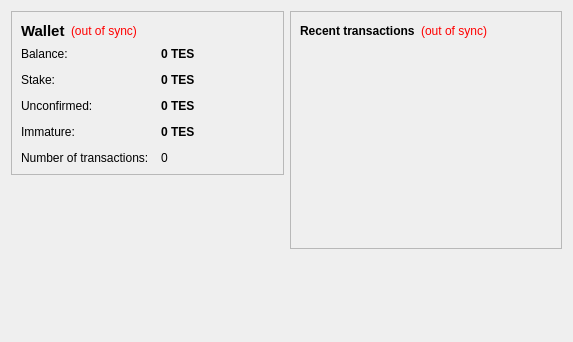
Old version of the form src/qt/forms/overviewpage.ui in the repository Teslacoin-project/teslacoin.
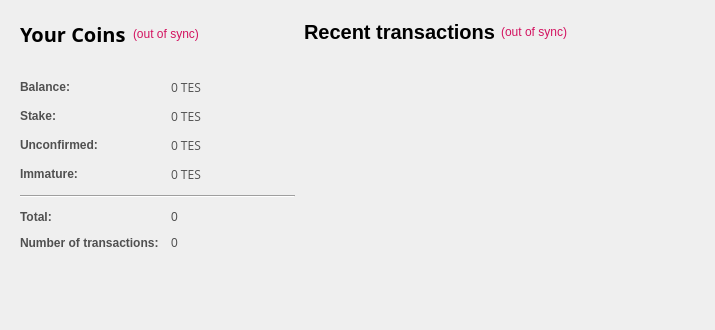
New version of the form.

Diff of the .ui file:
```diff
--- a/src/qt/forms/overviewpage.ui
+++ b/src/qt/forms/overviewpage.ui
@@ -6,38 +6,194 @@
    <rect>
     <x>0</x>
     <y>0</y>
-    <width>573</width>
-    <height>342</height>
+    <width>575</width>
+    <height>417</height>
    </rect>
   </property>
+  <property name="sizePolicy">
+   <sizepolicy hsizetype="Minimum" vsizetype="Preferred">
+    <horstretch>0</horstretch>
+    <verstretch>0</verstretch>
+   </sizepolicy>
+  </property>
+  <property name="maximumSize">
+   <size>
+    <width>575</width>
+    <height>16777215</height>
+   </size>
+  </property>
   <property name="windowTitle">
    <string>Form</string>
   </property>
-  <layout class="QHBoxLayout" name="horizontalLayout" stretch="1,1">
-   <item>
+  <property name="styleSheet">
+   <string notr="true">color:#505050;
+font-family:'Open Sans,sans-serif';</string>
+  </property>
+  <layout class="QGridLayout" name="gridLayout_2">
+   <property name="sizeConstraint">
+    <enum>QLayout::SetFixedSize</enum>
+   </property>
+   <property name="leftMargin">
+    <number>11</number>
+   </property>
+   <property name="horizontalSpacing">
+    <number>0</number>
+   </property>
+   <item row="1" column="1">
+    <layout class="QVBoxLayout" name="verticalLayout_3">
+     <property name="spacing">
+      <number>7</number>
+     </property>
+     <item>
+      <widget class="QFrame" name="frame_2">
+       <property name="sizePolicy">
+        <sizepolicy hsizetype="Fixed" vsizetype="Preferred">
+         <horstretch>0</horstretch>
+         <verstretch>0</verstretch>
+        </sizepolicy>
+       </property>
+       <property name="minimumSize">
+        <size>
+         <width>400</width>
+         <height>0</height>
+        </size>
+       </property>
+       <property name="maximumSize">
+        <size>
+         <width>450</width>
+         <height>16777215</height>
+        </size>
+       </property>
+       <layout class="QVBoxLayout" name="verticalLayout">
+        <property name="leftMargin">
+         <number>0</number>
+        </property>
+        <item>
+         <layout class="QHBoxLayout" name="horizontalLayout_2">
+          <item>
+           <widget class="QLabel" name="label_4">
+            <property name="text">
+             <string>&lt;html&gt;&lt;head/&gt;&lt;body&gt;&lt;p&gt;&lt;span style=&quot; font-size:20px; font-weight:600; color:#000000;&quot;&gt;Recent transactions&lt;/span&gt;&lt;/p&gt;&lt;/body&gt;&lt;/html&gt;</string>
+            </property>
+           </widget>
+          </item>
+          <item>
+           <widget class="QLabel" name="labelTransactionsStatus">
+            <property name="toolTip">
+             <string>The displayed information may be out of date. Your wallet automatically synchronizes with the teslacoin network after a connection is established, but this process has not completed yet.</string>
+            </property>
+            <property name="styleSheet">
+             <string notr="true">QLabel { color: red; }</string>
+            </property>
+            <property name="text">
+             <string notr="true">&lt;html&gt;&lt;head/&gt;&lt;body&gt;&lt;p&gt;&lt;span style=&quot; color:#d31360;&quot;&gt;(out of sync)&lt;/span&gt;&lt;/p&gt;&lt;/body&gt;&lt;/html&gt;</string>
+            </property>
+            <property name="alignment">
+             <set>Qt::AlignRight|Qt::AlignTrailing|Qt::AlignVCenter</set>
+            </property>
+           </widget>
+          </item>
+          <item>
+           <spacer name="horizontalSpacer">
+            <property name="orientation">
+             <enum>Qt::Horizontal</enum>
+            </property>
+            <property name="sizeHint" stdset="0">
+             <size>
+              <width>40</width>
+              <height>20</height>
+             </size>
+            </property>
+           </spacer>
+          </item>
+         </layout>
+        </item>
+        <item>
+         <spacer name="verticalSpacer_6">
+          <property name="orientation">
+           <enum>Qt::Vertical</enum>
+          </property>
+          <property name="sizeType">
+           <enum>QSizePolicy::Maximum</enum>
+          </property>
+          <property name="sizeHint" stdset="0">
+           <size>
+            <width>20</width>
+            <height>13</height>
+           </size>
+          </property>
+         </spacer>
+        </item>
+        <item>
+         <widget class="QListView" name="listTransactions">
+          <property name="sizePolicy">
+           <sizepolicy hsizetype="Fixed" vsizetype="Expanding">
+            <horstretch>0</horstretch>
+            <verstretch>0</verstretch>
+           </sizepolicy>
+          </property>
+          <property name="maximumSize">
+           <size>
+            <width>400</width>
+            <height>16777215</height>
+           </size>
+          </property>
+          <property name="styleSheet">
+           <string notr="true">QListView { background: transparent;font-size:12px;  }</string>
+          </property>
+          <property name="frameShape">
+           <enum>QFrame::NoFrame</enum>
+          </property>
+          <property name="verticalScrollBarPolicy">
+           <enum>Qt::ScrollBarAlwaysOff</enum>
+          </property>
+          <property name="horizontalScrollBarPolicy">
+           <enum>Qt::ScrollBarAlwaysOff</enum>
+          </property>
+          <property name="selectionMode">
+           <enum>QAbstractItemView::NoSelection</enum>
+          </property>
+         </widget>
+        </item>
+       </layout>
+      </widget>
+     </item>
+    </layout>
+   </item>
+   <item row="1" column="0">
     <layout class="QVBoxLayout" name="verticalLayout_2">
+     <property name="spacing">
+      <number>1</number>
+     </property>
      <item>
       <widget class="QFrame" name="frame">
-       <property name="frameShape">
-        <enum>QFrame::StyledPanel</enum>
+       <property name="sizePolicy">
+        <sizepolicy hsizetype="Fixed" vsizetype="Preferred">
+         <horstretch>0</horstretch>
+         <verstretch>0</verstretch>
+        </sizepolicy>
        </property>
-       <property name="frameShadow">
-        <enum>QFrame::Raised</enum>
+       <property name="maximumSize">
+        <size>
+         <width>350</width>
+         <height>16777215</height>
+        </size>
        </property>
        <layout class="QVBoxLayout" name="verticalLayout_4">
         <item>
          <layout class="QHBoxLayout" name="horizontalLayout_4">
+          <property name="spacing">
+           <number>7</number>
+          </property>
           <item>
            <widget class="QLabel" name="label_5">
             <property name="font">
              <font>
-              <pointsize>11</pointsize>
-              <weight>75</weight>
-              <bold>true</bold>
+              <family>Open Sans,sans-serif</family>
              </font>
             </property>
             <property name="text">
-             <string>Wallet</string>
+             <string>&lt;html&gt;&lt;head/&gt;&lt;body&gt;&lt;p&gt;&lt;span style=&quot; font-size:20px; font-weight:600; color:#000000;&quot;&gt;Your Coins&lt;/span&gt;&lt;/p&gt;&lt;/body&gt;&lt;/html&gt;</string>
             </property>
            </widget>
           </item>
@@ -50,7 +206,7 @@
              <string notr="true">QLabel { color: red; }</string>
             </property>
             <property name="text">
-             <string notr="true">(out of sync)</string>
+             <string notr="true">&lt;html&gt;&lt;head/&gt;&lt;body&gt;&lt;p&gt;&lt;span style=&quot; color:#d31360;&quot;&gt;(out of sync)&lt;/span&gt;&lt;/p&gt;&lt;/body&gt;&lt;/html&gt;</string>
             </property>
             <property name="alignment">
              <set>Qt::AlignLeading|Qt::AlignLeft|Qt::AlignVCenter</set>
@@ -72,6 +228,35 @@
           </item>
          </layout>
         </item>
+        <item>
+         <spacer name="horizontalSpacer_3">
+          <property name="orientation">
+           <enum>Qt::Horizontal</enum>
+          </property>
+          <property name="sizeHint" stdset="0">
+           <size>
+            <width>275</width>
+            <height>5</height>
+           </size>
+          </property>
+         </spacer>
+        </item>
+        <item>
+         <spacer name="verticalSpacer_5">
+          <property name="orientation">
+           <enum>Qt::Vertical</enum>
+          </property>
+          <property name="sizeType">
+           <enum>QSizePolicy::Maximum</enum>
+          </property>
+          <property name="sizeHint" stdset="0">
+           <size>
+            <width>20</width>
+            <height>20</height>
+           </size>
+          </property>
+         </spacer>
+        </item>
         <item>
          <layout class="QFormLayout" name="formLayout_2">
           <property name="fieldGrowthPolicy">
@@ -86,7 +271,7 @@
           <item row="0" column="0">
            <widget class="QLabel" name="label">
             <property name="text">
-             <string>Balance:</string>
+             <string>&lt;html&gt;&lt;head/&gt;&lt;body&gt;&lt;p&gt;&lt;span style=&quot; font-weight:600;&quot;&gt;Balance:&lt;/span&gt;&lt;/p&gt;&lt;/body&gt;&lt;/html&gt;</string>
             </property>
            </widget>
           </item>
@@ -94,8 +279,7 @@
            <widget class="QLabel" name="labelBalance">
             <property name="font">
              <font>
-              <weight>75</weight>
-              <bold>true</bold>
+              <family>Open Sans,sans-serif</family>
              </font>
             </property>
             <property name="cursor">
@@ -115,7 +299,7 @@
           <item row="1" column="0">
            <widget class="QLabel" name="label_6">
             <property name="text">
-             <string>Stake:</string>
+             <string>&lt;html&gt;&lt;head/&gt;&lt;body&gt;&lt;p&gt;&lt;span style=&quot; font-weight:600;&quot;&gt;Stake:&lt;/span&gt;&lt;/p&gt;&lt;/body&gt;&lt;/html&gt;</string>
             </property>
            </widget>
           </item>
@@ -123,8 +307,7 @@
            <widget class="QLabel" name="labelStake">
             <property name="font">
              <font>
-              <weight>75</weight>
-              <bold>true</bold>
+              <family>Open Sans,sans-serif</family>
              </font>
             </property>
             <property name="cursor">
@@ -144,7 +327,7 @@
           <item row="2" column="0">
            <widget class="QLabel" name="label_3">
             <property name="text">
-             <string>Unconfirmed:</string>
+             <string>&lt;html&gt;&lt;head/&gt;&lt;body&gt;&lt;p&gt;&lt;span style=&quot; font-weight:600;&quot;&gt;Unconfirmed:&lt;/span&gt;&lt;/p&gt;&lt;/body&gt;&lt;/html&gt;</string>
             </property>
            </widget>
           </item>
@@ -152,8 +335,7 @@
            <widget class="QLabel" name="labelUnconfirmed">
             <property name="font">
              <font>
-              <weight>75</weight>
-              <bold>true</bold>
+              <family>Open Sans,sans-serif</family>
              </font>
             </property>
             <property name="cursor">
@@ -173,7 +355,7 @@
           <item row="3" column="0">
            <widget class="QLabel" name="labelImmatureText">
             <property name="text">
-             <string>Immature:</string>
+             <string>&lt;html&gt;&lt;head/&gt;&lt;body&gt;&lt;p&gt;&lt;span style=&quot; font-weight:600;&quot;&gt;Immature:&lt;/span&gt;&lt;/p&gt;&lt;/body&gt;&lt;/html&gt;</string>
             </property>
            </widget>
           </item>
@@ -181,8 +363,7 @@
            <widget class="QLabel" name="labelImmature">
             <property name="font">
              <font>
-              <weight>75</weight>
-              <bold>true</bold>
+              <family>Open Sans,sans-serif</family>
              </font>
             </property>
             <property name="toolTip">
@@ -196,14 +377,44 @@
             </property>
            </widget>
           </item>
-          <item row="4" column="0">
+          <item row="4" column="0" colspan="2">
+           <widget class="Line" name="line">
+            <property name="sizePolicy">
+             <sizepolicy hsizetype="Expanding" vsizetype="Fixed">
+              <horstretch>140</horstretch>
+              <verstretch>0</verstretch>
+             </sizepolicy>
+            </property>
+            <property name="orientation">
+             <enum>Qt::Horizontal</enum>
+            </property>
+           </widget>
+          </item>
+          <item row="5" column="0">
+           <widget class="QLabel" name="label_10">
+            <property name="text">
+             <string>&lt;html&gt;&lt;head/&gt;&lt;body&gt;&lt;p&gt;&lt;span style=&quot; font-weight:600;&quot;&gt;Total:&lt;/span&gt;&lt;/p&gt;&lt;/body&gt;&lt;/html&gt;</string>
+            </property>
+           </widget>
+          </item>
+          <item row="5" column="1">
+           <widget class="QLabel" name="labelTotal">
+            <property name="toolTip">
+             <string>Total number of transactions in wallet</string>
+            </property>
+            <property name="text">
+             <string notr="true">0</string>
+            </property>
+           </widget>
+          </item>
+          <item row="6" column="0">
            <widget class="QLabel" name="label_2">
             <property name="text">
-             <string>Number of transactions:</string>
+             <string>&lt;html&gt;&lt;head/&gt;&lt;body&gt;&lt;p&gt;&lt;span style=&quot; font-weight:600;&quot;&gt;Number of transactions:&lt;/span&gt;&lt;/p&gt;&lt;/body&gt;&lt;/html&gt;</string>
             </property>
            </widget>
           </item>
-          <item row="4" column="1">
+          <item row="6" column="1">
            <widget class="QLabel" name="labelNumTransactions">
             <property name="toolTip">
              <string>Total number of transactions in wallet</string>
@@ -215,110 +426,51 @@
           </item>
          </layout>
         </item>
-       </layout>
-      </widget>
-     </item>
-     <item>
-      <spacer name="verticalSpacer">
-       <property name="orientation">
-        <enum>Qt::Vertical</enum>
-       </property>
-       <property name="sizeHint" stdset="0">
-        <size>
-         <width>20</width>
-         <height>40</height>
-        </size>
-       </property>
-      </spacer>
-     </item>
-    </layout>
-   </item>
-   <item>
-    <layout class="QVBoxLayout" name="verticalLayout_3">
-     <item>
-      <widget class="QFrame" name="frame_2">
-       <property name="frameShape">
-        <enum>QFrame::StyledPanel</enum>
-       </property>
-       <property name="frameShadow">
-        <enum>QFrame::Raised</enum>
-       </property>
-       <layout class="QVBoxLayout" name="verticalLayout">
         <item>
-         <layout class="QHBoxLayout" name="horizontalLayout_2">
-          <item>
-           <widget class="QLabel" name="label_4">
-            <property name="text">
-             <string>&lt;b&gt;Recent transactions&lt;/b&gt;</string>
-            </property>
-           </widget>
-          </item>
-          <item>
-           <widget class="QLabel" name="labelTransactionsStatus">
-            <property name="toolTip">
-             <string>The displayed information may be out of date. Your wallet automatically synchronizes with the Teslacoin network after a connection is established, but this process has not completed yet.</string>
-            </property>
-            <property name="styleSheet">
-             <string notr="true">QLabel { color: red; }</string>
-            </property>
-            <property name="text">
-             <string notr="true">(out of sync)</string>
-            </property>
-            <property name="alignment">
-             <set>Qt::AlignRight|Qt::AlignTrailing|Qt::AlignVCenter</set>
-            </property>
-           </widget>
-          </item>
-          <item>
-           <spacer name="horizontalSpacer">
-            <property name="orientation">
-             <enum>Qt::Horizontal</enum>
-            </property>
-            <property name="sizeHint" stdset="0">
-             <size>
-              <width>40</width>
-              <height>20</height>
-             </size>
-            </property>
-           </spacer>
-          </item>
-         </layout>
+         <spacer name="verticalSpacer_2">
+          <property name="orientation">
+           <enum>Qt::Vertical</enum>
+          </property>
+          <property name="sizeHint" stdset="0">
+           <size>
+            <width>20</width>
+            <height>20</height>
+           </size>
+          </property>
+         </spacer>
         </item>
         <item>
-         <widget class="QListView" name="listTransactions">
+         <widget class="QLabel" name="blixt">
+          <property name="layoutDirection">
+           <enum>Qt::LeftToRight</enum>
+          </property>
           <property name="styleSheet">
-           <string notr="true">QListView { background: transparent; }</string>
+           <string notr="true"/>
           </property>
-          <property name="frameShape">
-           <enum>QFrame::NoFrame</enum>
+          <property name="text">
+           <string/>
           </property>
-          <property name="verticalScrollBarPolicy">
-           <enum>Qt::ScrollBarAlwaysOff</enum>
-          </property>
-          <property name="horizontalScrollBarPolicy">
-           <enum>Qt::ScrollBarAlwaysOff</enum>
-          </property>
-          <property name="selectionMode">
-           <enum>QAbstractItemView::NoSelection</enum>
+          <property name="alignment">
+           <set>Qt::AlignCenter</set>
           </property>
          </widget>
         </item>
+        <item>
+         <spacer name="verticalSpacer">
+          <property name="orientation">
+           <enum>Qt::Vertical</enum>
+          </property>
+          <property name="sizeHint" stdset="0">
+           <size>
+            <width>20</width>
+            <height>20</height>
+           </size>
+          </property>
+         </spacer>
+        </item>
        </layout>
       </widget>
      </item>
-     <item>
-      <spacer name="verticalSpacer_2">
-       <property name="orientation">
-        <enum>Qt::Vertical</enum>
-       </property>
-       <property name="sizeHint" stdset="0">
-        <size>
-         <width>20</width>
-         <height>40</height>
-        </size>
-       </property>
-      </spacer>
-     </item>
     </layout>
    </item>
   </layout>
```
Left out of the diff: 2 changed lines with no effect on the pictures.
